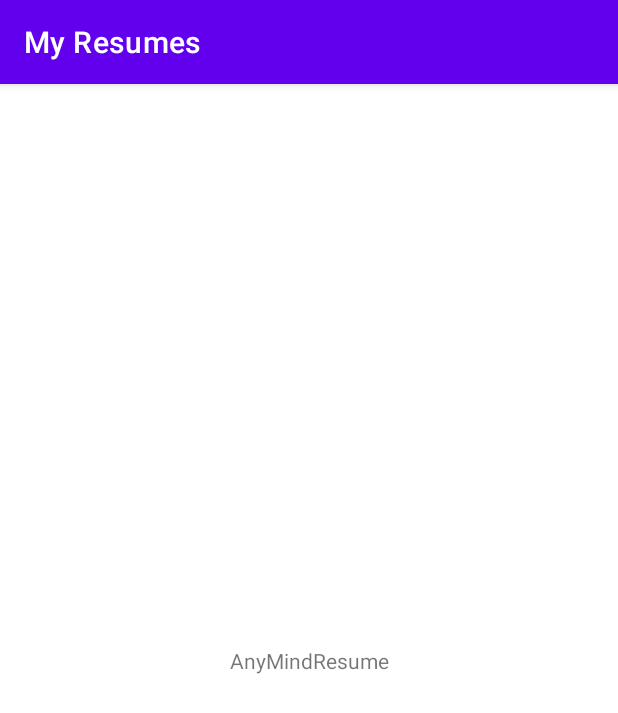
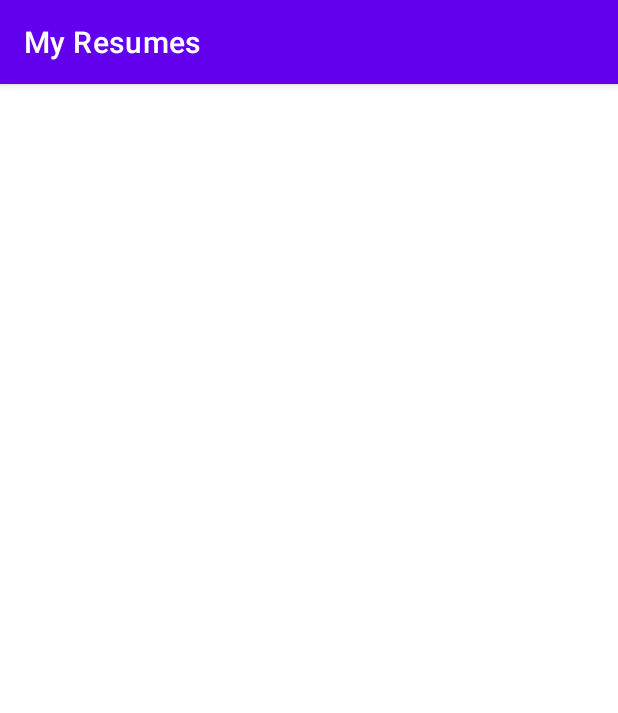
Before and after one commit to NutdanaiVankrua/AnyMindResume, an Android app: the screen it shows after launch (AnyMindResumeActivity), on a phone screen of 412 x 824 dp. Shown: the top 713 px of the screen. Run offline under Robolectric (Android 15) with nearby library versions, the phone set to English and light mode, and no system bars.

Commit message:
refactor: remove data binding and use only view binding as we prefer to have the view source code to be inside Kotlin class only

```diff
--- a/app/build.gradle
+++ b/app/build.gradle
@@ -17,7 +17,7 @@ android {
     }
 
     buildFeatures {
-        dataBinding true
+        viewBinding true
     }
 
     buildTypes {
--- a/app/src/main/res/layout/activity_any_mind_resume.xml
+++ b/app/src/main/res/layout/activity_any_mind_resume.xml
@@ -1,13 +1,19 @@
 <?xml version="1.0" encoding="utf-8"?>
-<layout xmlns:android="http://schemas.android.com/apk/res/android"
-    xmlns:app="http://schemas.android.com/apk/res-auto">
+<androidx.constraintlayout.widget.ConstraintLayout xmlns:android="http://schemas.android.com/apk/res/android"
+    xmlns:app="http://schemas.android.com/apk/res-auto"
+    android:layout_width="match_parent"
+    android:layout_height="match_parent">
 
     <androidx.fragment.app.FragmentContainerView
         android:id="@+id/nav_host_fragment_container"
-        android:layout_width="match_parent"
-        android:layout_height="match_parent"
         android:name="androidx.navigation.fragment.NavHostFragment"
+        android:layout_width="0dp"
+        android:layout_height="0dp"
         app:defaultNavHost="true"
-        app:navGraph="@navigation/my_resumes"/>
+        app:layout_constraintBottom_toBottomOf="parent"
+        app:layout_constraintEnd_toEndOf="parent"
+        app:layout_constraintStart_toStartOf="parent"
+        app:layout_constraintTop_toTopOf="parent"
+        app:navGraph="@navigation/my_resumes" />
 
-</layout>
+</androidx.constraintlayout.widget.ConstraintLayout>
--- a/app/src/main/res/layout/fragment_my_resumes.xml
+++ b/app/src/main/res/layout/fragment_my_resumes.xml
@@ -1,20 +1,18 @@
 <?xml version="1.0" encoding="utf-8"?>
-<layout xmlns:android="http://schemas.android.com/apk/res/android"
-    xmlns:app="http://schemas.android.com/apk/res-auto">
-
-    <androidx.constraintlayout.widget.ConstraintLayout
+<androidx.constraintlayout.widget.ConstraintLayout xmlns:android="http://schemas.android.com/apk/res/android"
+    xmlns:app="http://schemas.android.com/apk/res-auto"
     android:layout_width="match_parent"
     android:layout_height="match_parent">
 
-        <TextView
-            android:layout_width="wrap_content"
-            android:layout_height="wrap_content"
-            android:text="@string/app_name"
+    <androidx.recyclerview.widget.RecyclerView
+        android:id="@+id/recycler_view"
+        android:layout_width="0dp"
+        android:layout_height="0dp"
+        app:layoutManager="androidx.recyclerview.widget.GridLayoutManager"
         app:layout_constraintBottom_toBottomOf="parent"
         app:layout_constraintEnd_toEndOf="parent"
         app:layout_constraintStart_toStartOf="parent"
-            app:layout_constraintTop_toTopOf="parent" />
+        app:layout_constraintTop_toTopOf="parent"
+        app:spanCount="3" />
 
 </androidx.constraintlayout.widget.ConstraintLayout>
-
-</layout>
--- /dev/null
+++ b/app/src/main/res/layout/view_holder_my_resume.xml
@@ -0,0 +1,6 @@
+<?xml version="1.0" encoding="utf-8"?>
+<androidx.constraintlayout.widget.ConstraintLayout xmlns:android="http://schemas.android.com/apk/res/android"
+    android:layout_width="match_parent"
+    android:layout_height="match_parent">
+
+</androidx.constraintlayout.widget.ConstraintLayout>
```
Lines whose indentation alone changed are shown as unchanged.
